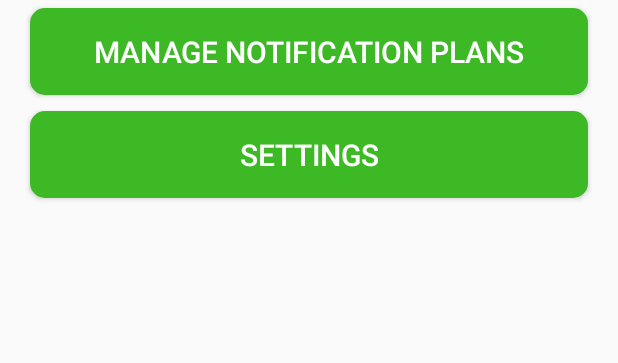
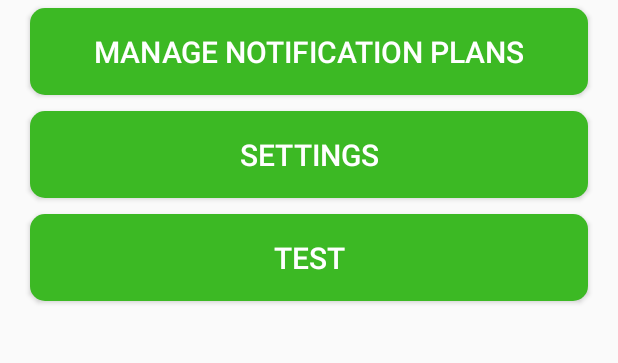
Before and after one commit to DamienFleming/NotiPlan, an Android app: the screen it shows after launch (HomeScreenActivity), on a phone screen of 412 x 824 dp, the part 179-542 px from its top. Run offline under Robolectric (Android 15) with nearby library versions, the phone set to English and light mode, and no system bars.

Commit message:
Tested committing to github

```diff
--- a/app/src/main/res/layout/activity_home_screen.xml
+++ b/app/src/main/res/layout/activity_home_screen.xml
@@ -38,4 +38,17 @@
         android:background="@drawable/button_style"
         android:textColor="#FFFFFF"
         android:gravity="center" />
+    <Button android:id="@+id/testButton"
+        android:layout_width="match_parent"
+        android:layout_height="wrap_content"
+        android:text="@string/test"
+        android:textSize="20sp"
+        android:padding="15sp"
+        android:layout_marginLeft="20sp"
+        android:layout_marginRight="20sp"
+        android:layout_marginTop="5sp"
+        android:layout_marginBottom="5sp"
+        android:background="@drawable/button_style"
+        android:textColor="#FFFFFF"
+        android:gravity="center" />
 </LinearLayout>
--- a/app/src/main/res/values/strings.xml
+++ b/app/src/main/res/values/strings.xml
@@ -3,4 +3,5 @@
     <string name="manageButtonText">Manage Notification Plans</string>
     <string name="headerText">Welcome to NotiPlan</string>
     <string name="settingsText">Settings</string>
+    <string name="test">test</string>
 </resources>
```
